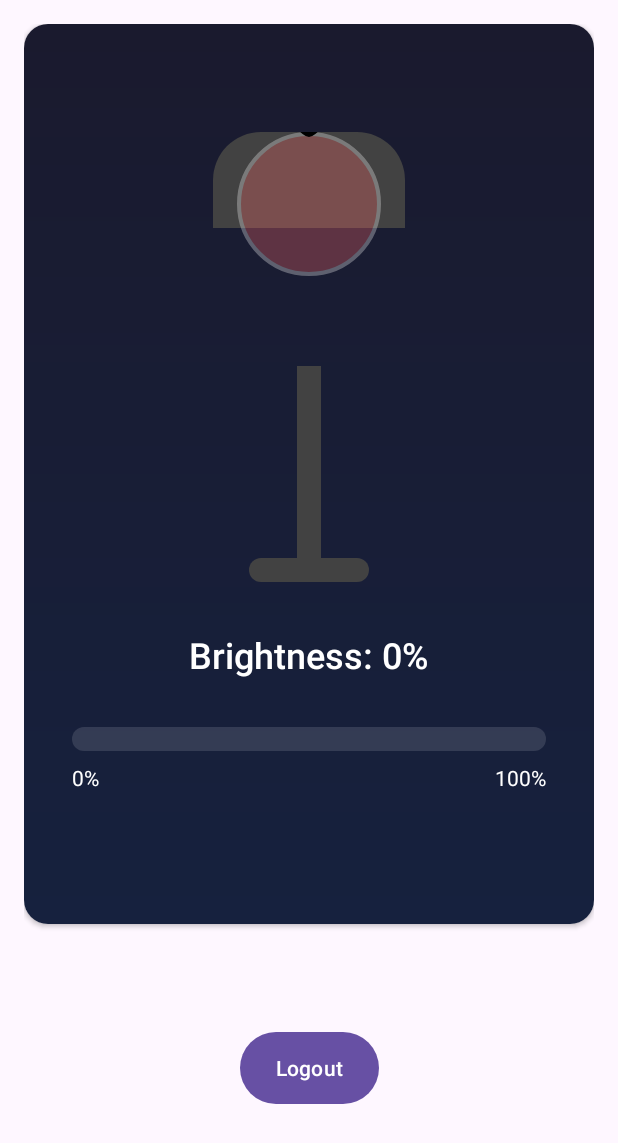
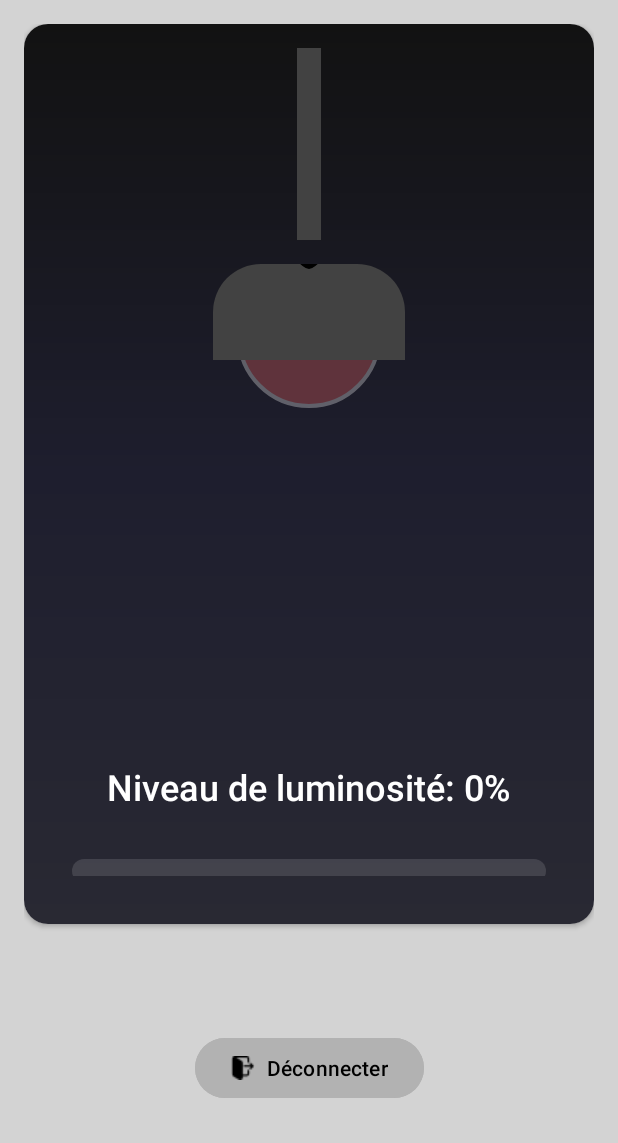
Before and after one commit to maynasri/sensors, an Android app: the LightActivity screen opened directly, with no data from a screen before it, on a phone screen of 412 x 824 dp. Shown: the top 1143 px of the screen. Run offline under Robolectric (Android 15) with nearby library versions, the phone set to English and light mode, and no system bars.

Commit message:
last commit
ajouter des commentaires

```diff
--- a/app/src/main/java/com/example/sensors/LightActivity.java
+++ b/app/src/main/java/com/example/sensors/LightActivity.java
@@ -38,7 +38,7 @@ public class LightActivity extends AppCompatActivity implements SensorEventListe
         super.onCreate(savedInstanceState);
         setContentView(R.layout.activity_light);
 
-        // Initialize views
+        // Initialiser les éléments du activity_light.xml
         brightnessTextView = findViewById(R.id.brightnessTextView);
         progressBar = findViewById(R.id.progressBar);
         lampBulb = findViewById(R.id.lampBulb);
@@ -47,7 +47,7 @@ public class LightActivity extends AppCompatActivity implements SensorEventListe
         gradientBackground = findViewById(R.id.gradientBackground);
         logoutButton = findViewById(R.id.logoutButton);
 
-        // Set up logout button click listener
+        // Partie Logout
         logoutButton.setOnClickListener(new View.OnClickListener() {
             @Override
             public void onClick(View v) {
@@ -57,19 +57,17 @@ public class LightActivity extends AppCompatActivity implements SensorEventListe
             }
         });
 
-        // Initialize sensor
+        // Initialiser le capteur
         sensorManager = (SensorManager) getSystemService(Context.SENSOR_SERVICE);
+        // Tester  la disponibilité du capteur lumière
         if (sensorManager != null) {
             lightSensor = sensorManager.getDefaultSensor(Sensor.TYPE_LIGHT);
         }
-
-        // Check sensor availability
         if (lightSensor == null) {
             brightnessTextView.setText("Light sensor not available");
         }
 
-        // Set initial state
-        updateLightState(50f); // Default state
+        updateLightState(50f);
     }
 
     @Override
@@ -98,17 +96,16 @@ public class LightActivity extends AppCompatActivity implements SensorEventListe
 
     @Override
     public void onAccuracyChanged(Sensor sensor, int accuracy) {
-        // Not used but required by interface
     }
 
     private void updateLightState(float lux) {
-        // Calculate brightness percentage
+        // Calculer le niveau de luminosité
         int brightnessPercentage = (int) Math.min((lux / MAX_LUX) * 100, 100);
 
-        // Update brightness text
-        brightnessTextView.setText(String.format("Brightness: %d%%", brightnessPercentage));
+        // Mettre à jour le niveau de luminosité
+        brightnessTextView.setText(String.format("Niveau de luminosité: %d%%", brightnessPercentage));
 
-        // Update progress bar width
+        // Mettre à jour progress bar width
         ViewGroup.LayoutParams params = progressBar.getLayoutParams();
         int parentWidth = ((View) progressBar.getParent()).getWidth();
         if (parentWidth > 0) {
@@ -116,23 +113,26 @@ public class LightActivity extends AppCompatActivity implements SensorEventListe
             progressBar.setLayoutParams(params);
         }
 
-        // Determine colors and resources based on brightness
+        // Déterminer les couleurs du lumière adéquates
         int bulbColor, haloColor, progressColor;
         int backgroundRes, iconRes;
-
+        //les différents modes de luminosité
         if (brightnessPercentage < 30) {
+            brightnessTextView.setTextColor(ContextCompat.getColor(this, R.color.text_primary));
             bulbColor = ContextCompat.getColor(this, R.color.bulb_night);
             haloColor = ContextCompat.getColor(this, R.color.halo_night);
             progressColor = ContextCompat.getColor(this, R.color.progress_night);
             backgroundRes = R.drawable.gradient_night;
             iconRes = R.drawable.ic_moon;
         } else if (brightnessPercentage < 70) {
+            brightnessTextView.setTextColor(ContextCompat.getColor(this, R.color.lamp_metal_light));
             bulbColor = ContextCompat.getColor(this, R.color.bulb_evening);
             haloColor = ContextCompat.getColor(this, R.color.halo_evening);
             progressColor = ContextCompat.getColor(this, R.color.progress_evening);
             backgroundRes = R.drawable.gradient_evening;
             iconRes = R.drawable.ic_sunset;
         } else {
+            brightnessTextView.setTextColor(ContextCompat.getColor(this, R.color.semi_transparent_black));
             bulbColor = ContextCompat.getColor(this, R.color.bulb_day);
             haloColor = ContextCompat.getColor(this, R.color.halo_day);
             progressColor = ContextCompat.getColor(this, R.color.progress_day);
@@ -140,7 +140,7 @@ public class LightActivity extends AppCompatActivity implements SensorEventListe
             iconRes = R.drawable.ic_sun;
         }
 
-        // Update lamp colors with animation
+        // Mettre à jour les couleur de lampe avec animation
         setLampColor(bulbColor, haloColor);
         animateProgressBarColor(progressColor);
 
--- a/app/src/main/res/drawable/gradient_day.xml
+++ b/app/src/main/res/drawable/gradient_day.xml
@@ -2,6 +2,8 @@
 <shape xmlns:android="http://schemas.android.com/apk/res/android">
     <gradient
         android:angle="270"
-        android:startColor="#4facfe"
-        android:endColor="#00f2fe"/>
+        android:startColor="#F3F4F6"
+    android:centerColor="#FFFFFF"
+    android:endColor="#E4F1FE"
+    android:type="linear"/>
 </shape>
--- a/app/src/main/res/drawable/gradient_evening.xml
+++ b/app/src/main/res/drawable/gradient_evening.xml
@@ -2,6 +2,8 @@
 <shape xmlns:android="http://schemas.android.com/apk/res/android">
     <gradient
         android:angle="270"
-        android:startColor="#fa709a"
-        android:endColor="#fee140"/>
+        android:startColor="#5A6377"
+    android:centerColor="#A6B1E1"
+    android:endColor="#D9E4F5"
+    android:type="linear"/>
 </shape>
--- a/app/src/main/res/drawable/gradient_night.xml
+++ b/app/src/main/res/drawable/gradient_night.xml
@@ -2,6 +2,8 @@
 <shape xmlns:android="http://schemas.android.com/apk/res/android">
     <gradient
         android:angle="270"
-        android:startColor="#1a1a2e"
-        android:endColor="#16213e"/>
+        android:startColor="#121212"
+    android:centerColor="#1E1E2E"
+    android:endColor="#292933"
+    android:type="linear"/>
 </shape>
--- a/app/src/main/res/layout/activity_light.xml
+++ b/app/src/main/res/layout/activity_light.xml
@@ -5,6 +5,7 @@
     android:id="@+id/lightSensorLayout"
     android:layout_width="match_parent"
     android:layout_height="match_parent"
+    android:background="#D3D3D3"
     android:padding="16dp">
 
 
@@ -26,6 +27,20 @@
             android:gravity="center"
             android:orientation="vertical"
             android:padding="16dp">
+            <!-- Lamp Base -->
+<!--            <View-->
+<!--                android:layout_width="80dp"-->
+<!--                android:layout_height="16dp"-->
+<!--                android:layout_gravity="bottom|center_horizontal"-->
+<!--                android:background="@drawable/lamp_base_shape" />-->
+
+            <!-- Lamp Stand -->
+            <View
+                android:layout_width="16dp"
+                android:layout_height="128dp"
+                android:layout_gravity="bottom|center_horizontal"
+                android:layout_marginBottom="16dp"
+                android:background="@color/lamp_metal" />
 
             <!-- Lamp Container -->
             <FrameLayout
@@ -33,22 +48,15 @@
                 android:layout_height="300dp"
                 android:layout_marginBottom="32dp">
 
-                <!-- Lamp Base -->
-                <View
-                    android:layout_width="80dp"
-                    android:layout_height="16dp"
-                    android:layout_gravity="bottom|center_horizontal"
-                    android:background="@drawable/lamp_base_shape" />
-
-                <!-- Lamp Stand -->
-                <View
-                    android:layout_width="16dp"
-                    android:layout_height="128dp"
-                    android:layout_gravity="bottom|center_horizontal"
-                    android:layout_marginBottom="16dp"
-                    android:background="@color/lamp_metal" />
 
                 <!-- Lamp Head -->
+                <View
+                    android:id="@+id/lampBulb"
+                    android:layout_width="96dp"
+                    android:layout_height="96dp"
+                    android:layout_gravity="center_horizontal"
+                    android:layout_marginBottom="160dp"
+                    android:background="@drawable/bulb_shape" />
                 <View
                     android:layout_width="128dp"
                     android:layout_height="64dp"
@@ -56,14 +64,9 @@
                     android:layout_marginBottom="144dp"
                     android:background="@drawable/lamp_head_shape" />
 
+
                 <!-- Light Bulb -->
-                <View
-                    android:id="@+id/lampBulb"
-                    android:layout_width="96dp"
-                    android:layout_height="96dp"
-                    android:layout_gravity="center_horizontal"
-                    android:layout_marginBottom="160dp"
-                    android:background="@drawable/bulb_shape" />
+
 
                 <!-- Light Halo -->
                 <View
@@ -143,10 +146,14 @@
         android:id="@+id/logoutButton"
         android:layout_width="wrap_content"
         android:layout_height="wrap_content"
-        android:background="@drawable/button"
-        android:text="Logout"
+        android:backgroundTint="#B2B2B2"
+        android:drawableLeft="@drawable/logouticon"
+        android:drawablePadding="8dp"
+        android:text="Déconnecter"
+        android:textColor="@color/black"
         app:layout_constraintBottom_toBottomOf="parent"
         app:layout_constraintEnd_toEndOf="parent"
         app:layout_constraintStart_toStartOf="parent"
         app:layout_constraintTop_toBottomOf="@+id/cardView" />
+
 </androidx.constraintlayout.widget.ConstraintLayout>
```
Also changed, not shown: app/src/main/java/com/example/sensors/HalfCircleProgressBar.java (deleted, +0 -70 lines).
